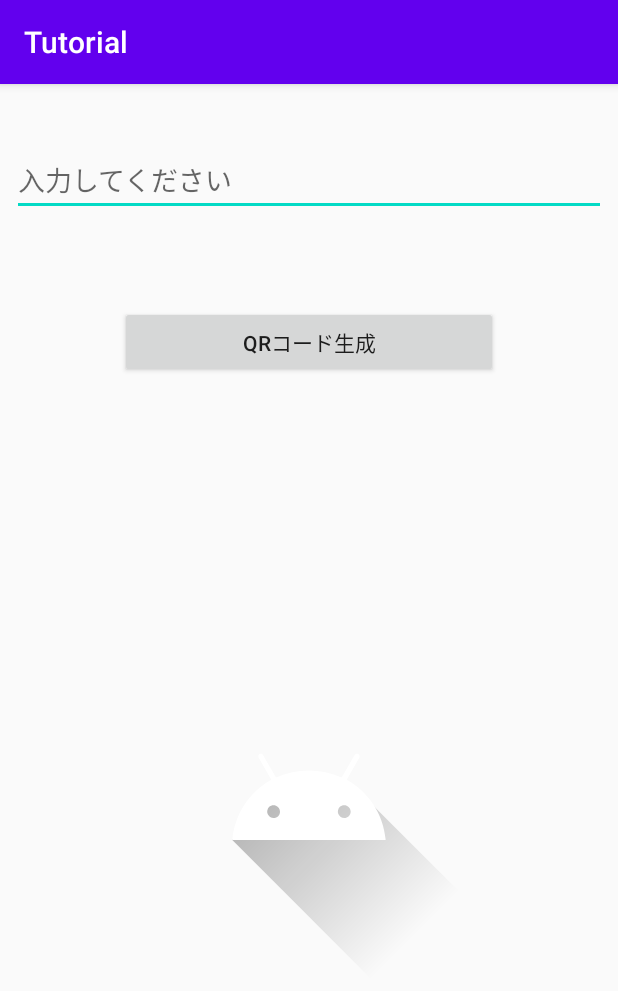
After one commit to tomoya-s-101/android-tutorial, an Android app: the Tutorial4ExActivity screen opened directly, with no data from a screen before it, on a phone screen of 412 x 824 dp. The commit adds this screen. Shown: the top 991 px of the screen. Run offline under Robolectric (Android 15) with nearby library versions, the phone set to English and light mode, and no system bars; our stand-ins replace data binding.

Commit message:
Tutorial4発展課題の実装

```diff
--- a/app/build.gradle
+++ b/app/build.gradle
@@ -45,5 +45,5 @@ dependencies {
     implementation 'jp.wasabeef:glide-transformations:4.1.0'
     implementation 'com.github.bumptech.glide:glide:4.11.0'
     implementation 'jp.co.cyberagent.android:gpuimage:2.0.0'
-
+    implementation 'com.google.zxing:core:3.3.3'
 }
--- a/app/src/main/AndroidManifest.xml
+++ b/app/src/main/AndroidManifest.xml
@@ -25,6 +25,7 @@
         <activity android:name=".adapter.Tutorial3Activity"/>
         <activity android:name=".adapter.Tutorial3ExActivity"/>
         <activity android:name=".library.Tutorial4Activity"/>
+        <activity android:name=".library.Tutorial4ExActivity"/>
 
     </application>
 
--- /dev/null
+++ b/app/src/main/java/com/axiaworks/tutorial/library/Tutorial4ExActivity.kt
@@ -0,0 +1,78 @@
+package com.axiaworks.tutorial.library
+
+import android.content.Context
+import android.content.Intent
+import android.graphics.Bitmap
+import android.graphics.Color
+import android.os.Bundle
+import android.util.AndroidRuntimeException
+import android.view.View
+import android.widget.Button
+import android.widget.EditText
+import android.widget.ImageView
+import androidx.appcompat.app.AppCompatActivity
+import androidx.databinding.DataBindingUtil
+import com.axiaworks.tutorial.R
+import com.axiaworks.tutorial.databinding.ActivityTutorial4ExBinding
+import com.google.zxing.BarcodeFormat
+import com.google.zxing.EncodeHintType
+import com.google.zxing.WriterException
+import com.google.zxing.qrcode.QRCodeWriter
+import kotlin.collections.HashMap
+
+
+class Tutorial4ExActivity : AppCompatActivity() {
+    companion object {
+        fun callingIntent(context: Context) = Intent(context, Tutorial4ExActivity::class.java)
+    }
+
+    private lateinit var binding: ActivityTutorial4ExBinding
+
+    override fun onCreate(savedInstanceState: Bundle?) {
+        super.onCreate(savedInstanceState)
+        binding = DataBindingUtil.setContentView<ActivityTutorial4ExBinding>(
+            this,
+            R.layout.activity_tutorial4_ex
+        ).apply {
+            //ボタンのインスタンスをとってくるｰ>qrButton
+            // そのボタンにイベントリスナーを設定ｰ>
+            // 実行する処理を記述
+            qrButton.setOnClickListener{
+                //editTextをもとに生成したQRコードをもってくる
+                //imageViewのインスタンスをとる
+                //そのimageViewにQRコードをセットする
+                val bitmap = createQrCode(editText.text.toString(), 240)
+                imageQrView.setImageBitmap(bitmap)
+            }
+        }
+    }
+
+    private fun createQrCode (data: String, size: Int):Bitmap? {
+        try {
+            val qrCodeWriter = QRCodeWriter()
+            val hints = HashMap<EncodeHintType,String>()
+            hints[EncodeHintType.CHARACTER_SET] = "UTF-8"
+
+            //QRコードをBitmapで作成
+            val bitMatrix = qrCodeWriter.encode(data, BarcodeFormat.QR_CODE, size, size, hints)
+            val width = bitMatrix.width
+            val height = bitMatrix.height
+            val pixels = IntArray(width * height)
+
+            for (y in 0 until height) {
+                val offset = y * width
+                for (x in 0 until width) {
+                    pixels[offset + x] = if (bitMatrix.get(x, y)) Color.RED else Color.WHITE
+                }
+            }
+            val bitmap = Bitmap.createBitmap(width, height, Bitmap.Config.ARGB_8888)
+            bitmap.setPixels(pixels, 0, width, 0, 0, width, height)
+
+            return bitmap
+
+        } catch (e: WriterException) {
+            throw AndroidRuntimeException("Barcode Error.", e)
+        }
+    }
+
+}
--- /dev/null
+++ b/app/src/main/res/layout/activity_tutorial4_ex.xml
@@ -0,0 +1,47 @@
+<?xml version="1.0" encoding="utf-8"?>
+<layout>
+    <androidx.constraintlayout.widget.ConstraintLayout
+        xmlns:android="http://schemas.android.com/apk/res/android"
+        xmlns:app="http://schemas.android.com/apk/res-auto"
+        xmlns:tools="http://schemas.android.com/tools"
+        android:layout_width="match_parent"
+        android:layout_height="match_parent">
+
+        <EditText
+            android:id="@+id/edit_text"
+            android:layout_width="0dp"
+            android:layout_height="wrap_content"
+            android:layout_marginStart="8dp"
+            android:layout_marginTop="40dp"
+            android:layout_marginEnd="8dp"
+            android:ems="10"
+            android:hint="@string/tutorial4_ex_edit"
+            android:inputType="text"
+            app:layout_constraintEnd_toEndOf="parent"
+            app:layout_constraintStart_toStartOf="parent"
+            app:layout_constraintTop_toTopOf="parent" />
+
+        <Button
+            android:id="@+id/qr_button"
+            android:layout_width="0dp"
+            android:layout_height="wrap_content"
+            android:layout_marginStart="80dp"
+            android:layout_marginTop="60dp"
+            android:layout_marginEnd="80dp"
+            android:text="@string/tutorial4_ex_qr"
+            app:layout_constraintEnd_toEndOf="parent"
+            app:layout_constraintStart_toStartOf="parent"
+            app:layout_constraintTop_toBottomOf="@+id/edit_text" />
+
+        <ImageView
+            android:id="@+id/image_qr_view"
+            android:layout_width="240dp"
+            android:layout_height="240dp"
+            app:layout_constraintBottom_toBottomOf="parent"
+            app:layout_constraintEnd_toEndOf="parent"
+            app:layout_constraintStart_toStartOf="parent"
+            app:layout_constraintTop_toBottomOf="@+id/qr_button"
+            app:srcCompat="@drawable/ic_launcher_foreground" />
+    </androidx.constraintlayout.widget.ConstraintLayout>
+
+</layout>
--- a/app/src/main/res/values/strings.xml
+++ b/app/src/main/res/values/strings.xml
@@ -37,5 +37,8 @@
     <string name="tutorial4_user_name">名前</string>
     <string name="tutorial4_user_age">年齢</string>
     <string name="tutorial4_user_gender">性別</string>
+    <string name="tutorial4_ex_button">発展課題４</string>
+    <string name="tutorial4_ex_edit">入力してください</string>
+    <string name="tutorial4_ex_qr">QRコード生成</string>
 
 </resources>
```
Also changed, not shown: app/src/main/java/com/axiaworks/tutorial/library/Tutorial4Activity.kt (+10 -0 lines), app/src/main/res/layout/activity_tutorial4.xml (+14 -4 lines), app/src/main/java/com/axiaworks/tutorial/library/UserData.kt (line endings or trailing spaces).
